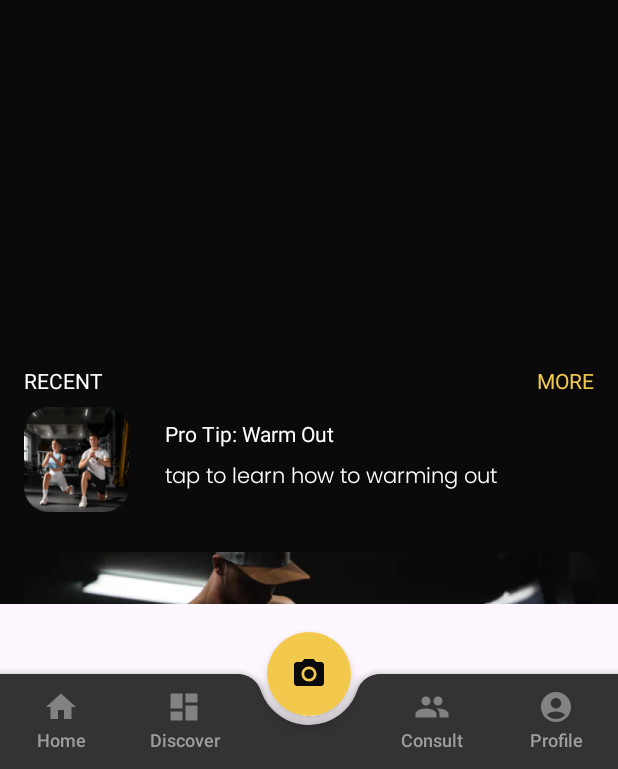
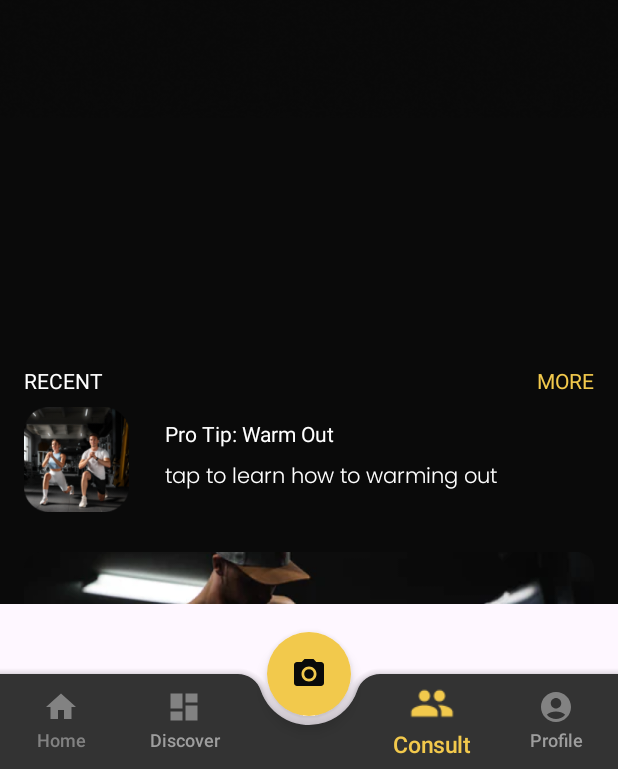
Before and after one commit to GymGuide/GymGuide-MD, an Android app: the screen it shows after launch (MainActivity), after a tap on "Consult", on a phone screen of 412 x 824 dp, the part 467-1236 px from its top. Run offline under Robolectric (Android 15) with nearby library versions, the phone set to English and light mode, and no system bars; pictures from the network do not load; Roboto replaces fonts that are not available here.

```diff
--- a/app/src/main/java/com/example/gymguide/cards/ExerciseCategory.kt
+++ b/app/src/main/java/com/example/gymguide/trainer/TrainerCategory.kt
@@ -1,13 +1,13 @@
-package com.example.gymguide.cards
+package com.example.gymguide.trainer
 
 import android.os.Bundle
 
 /**
  * Category item representing different exercise categories
  */
-class ExerciseCategory private constructor(val category: String) {
+class TrainerCategory private constructor(val category: String) {
 
-    /** Use in conjunction with [ExerciseCategory.fromBundle]  */
+    /** Use in conjunction with [TrainerCategory.fromBundle]  */
     fun toBundle(): Bundle {
         val args = Bundle(1)
         args.putString(ARGS_BUNDLE, category)
@@ -19,14 +19,14 @@ class ExerciseCategory private constructor(val category: String) {
     }
 
     companion object {
-        internal val ARGS_BUNDLE = ExerciseCategory::class.java.name + ":Bundle"
+        internal val ARGS_BUNDLE = TrainerCategory::class.java.name + ":Bundle"
 
         val CATEGORIES = listOf("General", "Cardio", "Strength", "Yoga", "Lifestyle")
 
-        /** Use in conjunction with [ExerciseCategory.toBundle]  */
-        fun fromBundle(bundle: Bundle): ExerciseCategory {
+        /** Use in conjunction with [TrainerCategory.toBundle]  */
+        fun fromBundle(bundle: Bundle): TrainerCategory {
             val category = bundle.getString(ARGS_BUNDLE)
-            return ExerciseCategory(category!!)
+            return TrainerCategory(category!!)
         }
     }
 }
--- a/app/src/main/java/com/example/gymguide/cards/CardView.kt
+++ b/app/src/main/java/com/example/gymguide/trainer/TrainerView.kt
@@ -1,4 +1,4 @@
-package com.example.gymguide.cards
+package com.example.gymguide.trainer
 
 import android.os.Bundle
 import android.util.Log
@@ -17,7 +17,7 @@ import kotlinx.coroutines.launch
 import retrofit2.HttpException
 import java.io.IOException
 
-class CardView : Fragment() {
+class TrainerView : Fragment() {
 
     private var _binding: FragmentHomeBinding? = null
 
--- a/app/src/main/java/com/example/gymguide/ui/ConsultFragment.kt
+++ b/app/src/main/java/com/example/gymguide/ui/ConsultFragment.kt
@@ -6,8 +6,8 @@ import android.view.View
 import android.view.ViewGroup
 import androidx.fragment.app.Fragment
 import androidx.viewpager2.adapter.FragmentStateAdapter
-import com.example.gymguide.cards.CardView
-import com.example.gymguide.cards.ExerciseCategory
+import com.example.gymguide.trainer.TrainerView
+import com.example.gymguide.trainer.TrainerCategory
 import com.example.gymguide.databinding.FragmentConsultBinding
 import com.google.android.material.tabs.TabLayoutMediator
 
@@ -31,16 +31,16 @@ class ConsultFragment : Fragment() {
 
         viewPager.adapter = object : FragmentStateAdapter(this) {
             override fun createFragment(position: Int): Fragment {
-                return CardView()
+                return TrainerView()
             }
 
             override fun getItemCount(): Int {
-                return ExerciseCategory.CATEGORIES.size
+                return TrainerCategory.CATEGORIES.size
             }
         }
 
         TabLayoutMediator(tabLayout, viewPager) { tab, position ->
-            tab.text = ExerciseCategory.CATEGORIES[position]
+            tab.text = TrainerCategory.CATEGORIES[position]
         }.attach()
     }
 
--- a/app/src/main/java/com/example/gymguide/ui/MainActivity.kt
+++ b/app/src/main/java/com/example/gymguide/ui/MainActivity.kt
@@ -1,37 +1,77 @@
 package com.example.gymguide.ui
 
+import android.animation.ObjectAnimator
+import android.graphics.PorterDuff
+import android.graphics.PorterDuffColorFilter
 import android.os.Bundle
+import android.widget.TextView
 import androidx.appcompat.app.AppCompatActivity
+import androidx.core.content.ContextCompat
 import com.example.gymguide.R
 import com.example.gymguide.databinding.ActivityMainBinding
 
 class MainActivity : AppCompatActivity() {
 
     private lateinit var binding: ActivityMainBinding
+    private var selectedButton: TextView? = null
+
     override fun onCreate(savedInstanceState: Bundle?) {
         super.onCreate(savedInstanceState)
         binding = ActivityMainBinding.inflate(layoutInflater)
         setContentView(binding.root)
 
         if (savedInstanceState == null) {
+            selectButton(binding.homeButton)
             showHomeFragment()
         }
 
         binding.consultButton.setOnClickListener {
+            selectButton(binding.consultButton)
             showConsultFragment()
         }
 
         binding.homeButton.setOnClickListener {
+            selectButton(binding.homeButton)
             showHomeFragment()
         }
 
         binding.fab.setOnClickListener {
             showScanFragment()
         }
+    }
 
-        //binding.fab.setOnClickListener {
-        //    startActivity(Intent(this, CameraActivity::class.java))
-        //}
+    private fun selectButton(textview: TextView) {
+        selectedButton?.run {
+            animateButton(this, 1f)
+            setTextColor(ContextCompat.getColor(context, R.color.grey_menu))
+            setTextViewDrawableColor(this, R.color.grey_menu)
+        }
+
+        textview.setTextColor(ContextCompat.getColor(textview.context, R.color.yellow_menu))
+        setTextViewDrawableColor(textview, R.color.yellow_menu)
+        animateButton(textview, 1.25f)
+
+        selectedButton = textview
+    }
+
+    private fun animateButton(textView: TextView, scaleTo: Float) {
+        val scaleAnimator = ObjectAnimator.ofFloat(textView, "scaleX", scaleTo)
+        scaleAnimator.duration = 200 // Adjust the duration as needed
+        scaleAnimator.interpolator = android.view.animation.AccelerateDecelerateInterpolator()
+        scaleAnimator.addUpdateListener {
+            val animatedValue = it.animatedValue as Float
+            textView.scaleY = animatedValue
+        }
+        scaleAnimator.start()
+    }
+
+    private fun setTextViewDrawableColor(textView: TextView, color: Int) {
+        for (drawable in textView.compoundDrawables) {
+            drawable?.colorFilter = PorterDuffColorFilter(
+                ContextCompat.getColor(textView.context, color),
+                PorterDuff.Mode.SRC_IN
+            )
+        }
     }
 
     private fun showHomeFragment() {
```
